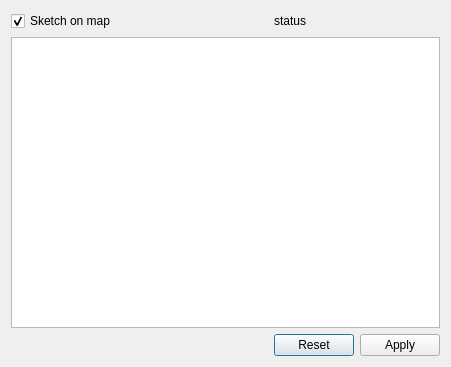
First picture: the form in ui_geomeditor.ui, repository 3nids/plaingeometryeditor, before the edit.
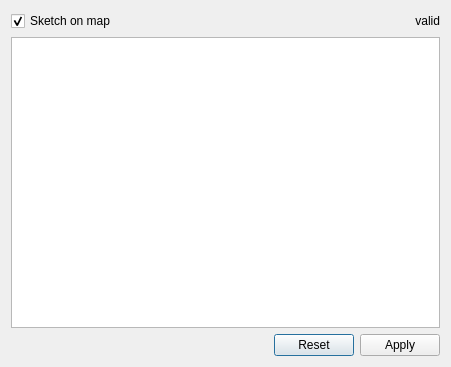
Second picture: the form after the edit.

What changed in the file:
```diff
--- a/ui_geomeditor.ui
+++ b/ui_geomeditor.ui
@@ -56,8 +56,14 @@
    </item>
    <item row="0" column="1" colspan="2">
     <widget class="QLabel" name="validityStatusLabel">
+     <property name="layoutDirection">
+      <enum>Qt::LeftToRight</enum>
+     </property>
      <property name="text">
-      <string>status</string>
+      <string>valid</string>
+     </property>
+     <property name="alignment">
+      <set>Qt::AlignRight|Qt::AlignTrailing|Qt::AlignVCenter</set>
      </property>
     </widget>
    </item>
```
